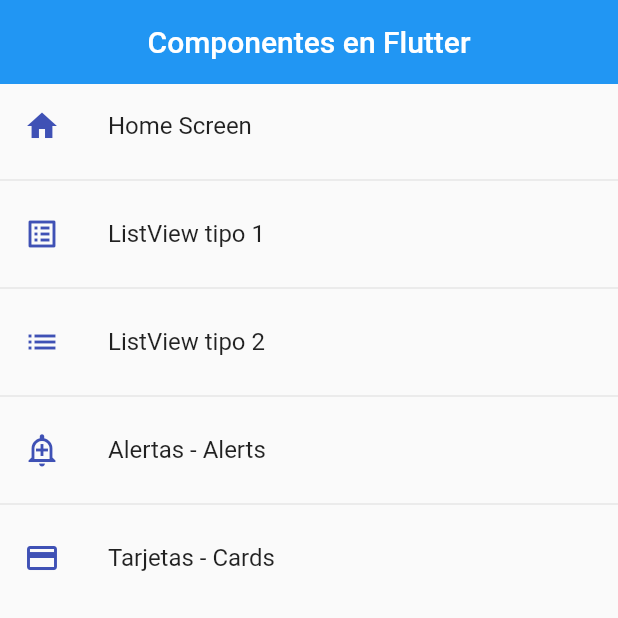
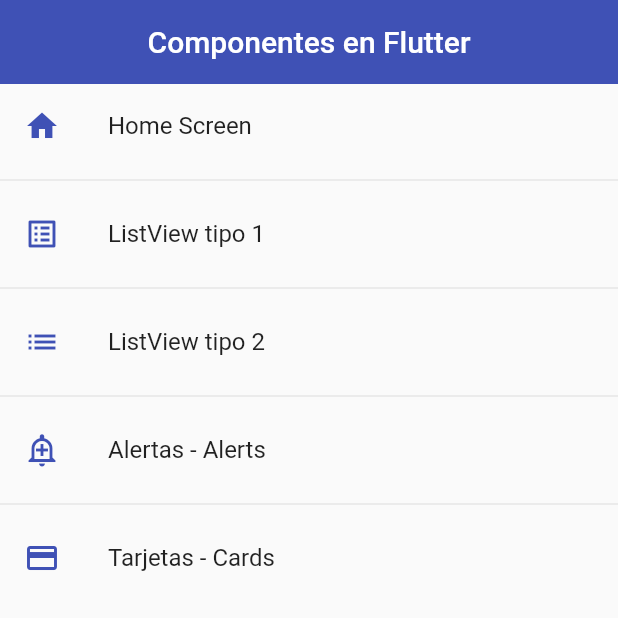
Before and after one commit to AdrianBL1/flutter_components, a Flutter app: the screen it shows after launch, on a phone screen of 412 x 824 dp, the top half of it. Run offline on Flutter 3.47's test engine with Material 2 defaults, Android fonts, the phone set to English and light mode, and no system bars.

Commit message:
Implementación de tema global y correción de errores

```diff
--- a/lib/main.dart
+++ b/lib/main.dart
@@ -1,3 +1,4 @@
+import 'package:fl_components/theme/app_theme.dart';
 import 'package:flutter/material.dart';
 import 'package:fl_components/router/app_routes.dart';
 
@@ -14,7 +15,8 @@ class MyApp extends StatelessWidget {
       title: 'Material App',
       initialRoute: AppRoutes.initialRoute,
       routes: AppRoutes.getAppRoutes(),
-      onGenerateRoute: AppRoutes.onGenerateRoute
+      onGenerateRoute: AppRoutes.onGenerateRoute,
+      theme: AppTheme.lightTheme
     );
   }
 }
--- a/lib/screen/home_screen.dart
+++ b/lib/screen/home_screen.dart
@@ -1,5 +1,6 @@
 import 'package:flutter/material.dart';
 import 'package:fl_components/router/app_routes.dart';
+import 'package:fl_components/theme/app_theme.dart';
 
 class HomeScreen extends StatelessWidget {
 
@@ -13,12 +14,10 @@ class HomeScreen extends StatelessWidget {
     return Scaffold(
       appBar: AppBar(
         title: const Text('Componentes en Flutter'),
-        elevation: 0,
-        centerTitle: true,
       ),
       body: ListView.separated(
         itemBuilder: (context, i) => ListTile(
-          leading: Icon(menuOptions[i].icon, color: Colors.indigo),
+          leading: Icon(menuOptions[i].icon, color: AppTheme.primary),
           title: Text(menuOptions[i].name),
           onTap: () {
             //final route = MaterialPageRoute(
--- a/lib/screen/listview2_screen.dart
+++ b/lib/screen/listview2_screen.dart
@@ -11,8 +11,6 @@ class ListView2Screen extends StatelessWidget {
     return Scaffold(
       appBar: AppBar(
         title: const Text("ListView Tipo 2"),
-        elevation: 0,
-        backgroundColor: Colors.indigo,
       ),
       body: ListView.separated(
         itemCount: options.length,
--- /dev/null
+++ b/lib/theme/app_theme.dart
@@ -0,0 +1,29 @@
+import 'package:flutter/material.dart';
+
+class AppTheme {
+  static const Color primary = Colors.indigo;
+  static final ThemeData lightTheme = ThemeData.light().copyWith(
+    //Color Primario
+    primaryColor: primary,
+
+    //AppBar Theme
+    appBarTheme: const AppBarTheme(
+      color: primary,
+      elevation: 0,
+      centerTitle: true
+    )
+  );
+
+  static final ThemeData darkTheme = ThemeData.dark().copyWith(
+    //Color Primario
+    primaryColor: primary,
+
+    //AppBar Theme
+    appBarTheme: const AppBarTheme(
+      color: primary,
+      elevation: 0,
+      centerTitle: true
+      ),
+      scaffoldBackgroundColor: Colors.black
+    );
+}
```
